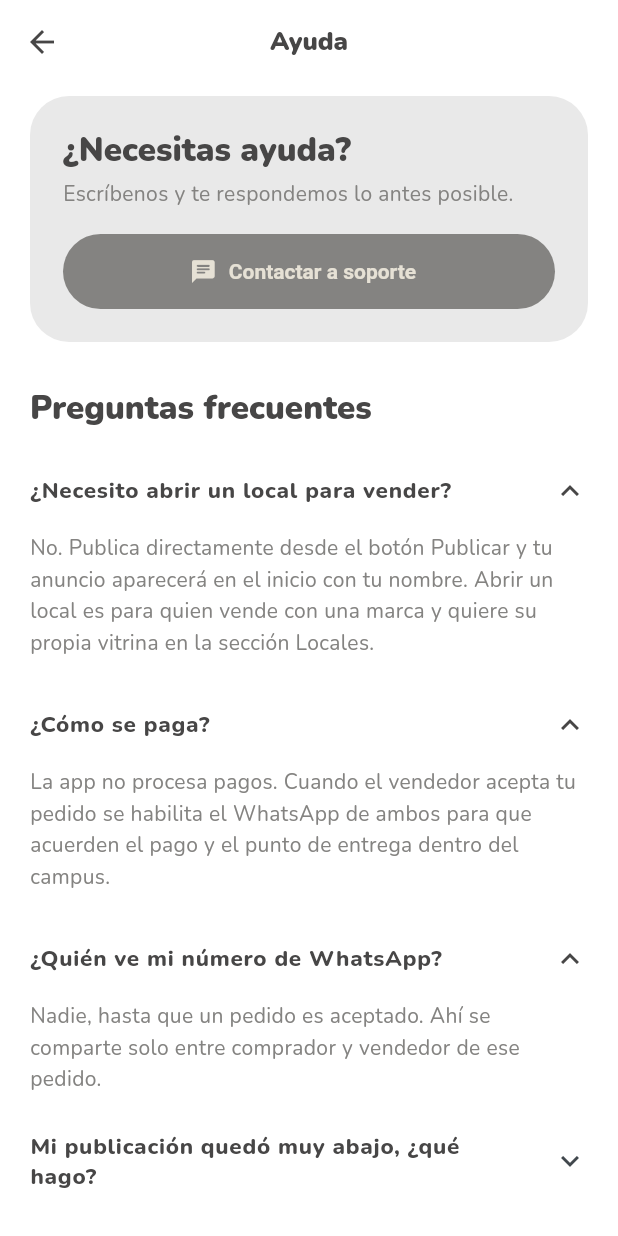
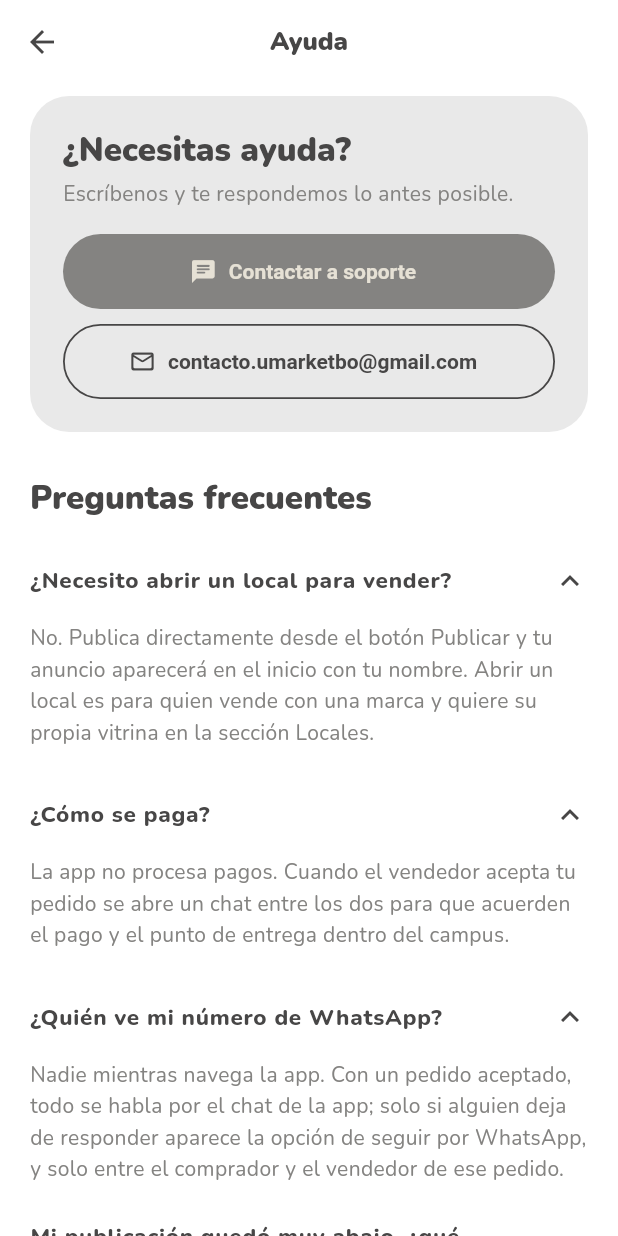
Before and after one commit to CLJ-Studio/CLJ-Studio, a Flutter app: the PantallaAyuda screen opened directly, after a tap on "¿Necesito abrir un local para vender?", after a tap on "¿Cómo se paga?", after a tap on "¿Quién ve mi número de WhatsApp?", on a phone screen of 412 x 824 dp. Run offline on Flutter 3.47's test engine with Material 3 defaults, Android fonts, the phone set to English and light mode, and no system bars; our stand-ins replace cached_network_image, camera, flutter_local_notifications, image_picker, lottie, photo_view and 3 more; missing offline and left inert: crop_your_image, dart:js_interop, photo_manager; accounts and stored records are empty.

Commit message:
La version ya no depende de que alguien se acuerde
"Acerca de" decia 28.8.3 el 2 de octubre: mas de un mes y decenas de
despliegues despues. No era descuido de una vez sino de diseno: un numero
escrito a mano que habia que cambiar en cada entrega. Ahora lo pone
Netlify al compilar, con la fecha y la hora de Bolivia (2.10.1432 = 2 de
octubre, 14:32). La zona va en formato POSIX (BOT4) y no por nombre: en
Windows el nombre no se resuelve y cae a UTC sin avisar, comprobado.

Textos que describian una app que ya no existe:
- "Acerca de" y Ayuda decian que al aceptar un pedido "se comparte el
  WhatsApp de ambos". Hoy se abre un chat dentro de la app, y WhatsApp
  queda de respaldo si alguien deja de responder.
- "Quien ve mi WhatsApp" decia lo mismo con otras palabras.
- La descripcion del proyecto era la de la plantilla de Flutter.

Ayuda suma el correo de contacto (contacto.umarketbo@gmail.com): las
tiendas de aplicaciones piden uno.

Se borra el boton "Continuar con Google": no lo usaba ninguna pantalla
desde que se entra con codigo al correo.

Co-Authored-By: Claude Opus 5.5 <noreply@anthropic.com>

```diff
--- a/Frontend/lib/funcionalidades/configuracion_usuario/pantalla/pantalla_acerca_de.dart
+++ b/Frontend/lib/funcionalidades/configuracion_usuario/pantalla/pantalla_acerca_de.dart
@@ -74,11 +74,14 @@ class PantallaAcercaDe extends StatelessWidget {
                 'correo institucional, así que sabes que del otro lado hay '
                 'alguien de la universidad.',
               ),
+              // Decia que al aceptar un pedido "se comparte el WhatsApp de
+              // ambos". Ya no: se abre un chat dentro de la aplicacion, y
+              // WhatsApp queda solo de respaldo si alguien deja de responder.
               _Parrafo(
                 'La aplicación no cobra comisiones ni procesa pagos. Cuando '
-                'el vendedor acepta un pedido se comparte el WhatsApp de '
-                'ambos y el acuerdo se cierra entre las dos personas, dentro '
-                'del campus.',
+                'el vendedor acepta un pedido se abre un chat entre los dos, '
+                'y ahí acuerdan el pago y el punto de entrega dentro del '
+                'campus.',
               ),
               const SizedBox(height: 26),
               Text(
--- a/Frontend/lib/funcionalidades/configuracion_usuario/pantalla/pantalla_ayuda.dart
+++ b/Frontend/lib/funcionalidades/configuracion_usuario/pantalla/pantalla_ayuda.dart
@@ -5,6 +5,10 @@ import '../../../elementos_compartidos/estructuras_aplicacion/contenido_centrado
 
 /// Ayuda y contacto de soporte.
 const _whatsappSoporte = '59167972211';
+
+/// El correo de contacto de U market. Las tiendas de aplicaciones piden uno,
+/// y hay gente que prefiere escribir antes que chatear.
+const correoSoporte = 'contacto.umarketbo@gmail.com';
 
 class PantallaAyuda extends StatelessWidget {
   const PantallaAyuda({super.key});
@@ -55,14 +59,16 @@ class PantallaAyuda extends StatelessWidget {
               pregunta: '¿Cómo se paga?',
               respuesta:
                   'La app no procesa pagos. Cuando el vendedor acepta tu '
-                  'pedido se habilita el WhatsApp de ambos para que acuerden '
-                  'el pago y el punto de entrega dentro del campus.',
+                  'pedido se abre un chat entre los dos para que acuerden el '
+                  'pago y el punto de entrega dentro del campus.',
             ),
             const _Pregunta(
               pregunta: '¿Quién ve mi número de WhatsApp?',
               respuesta:
-                  'Nadie, hasta que un pedido es aceptado. Ahí se comparte '
-                  'solo entre comprador y vendedor de ese pedido.',
+                  'Nadie mientras navega la app. Con un pedido aceptado, '
+                  'todo se habla por el chat de la app; solo si alguien deja '
+                  'de responder aparece la opción de seguir por WhatsApp, y '
+                  'solo entre el comprador y el vendedor de ese pedido.',
             ),
             const _Pregunta(
               pregunta: 'Mi publicación quedó muy abajo, ¿qué hago?',
@@ -149,6 +155,25 @@ class _Contacto extends StatelessWidget {
             label: const Text('Contactar a soporte'),
           ),
         ),
+        const SizedBox(height: 10),
+        SizedBox(
+          width: double.infinity,
+          height: 50,
+          child: OutlinedButton.icon(
+            onPressed: () => launchUrl(
+              Uri(
+                scheme: 'mailto',
+                path: correoSoporte,
+                query: 'subject=${Uri.encodeComponent('Ayuda con U market')}',
+              ),
+            ),
+            icon: const Icon(Icons.mail_outline_rounded),
+            // El correo SI se muestra: es una casilla de contacto, no un
+            // numero personal, y quien no tiene un cliente de correo
+            // configurado al menos puede copiarlo.
+            label: const Text(correoSoporte),
+          ),
+        ),
       ],
     ),
   );
--- a/Frontend/pubspec.yaml
+++ b/Frontend/pubspec.yaml
@@ -1,5 +1,5 @@
 name: upsa_eat
-description: "A new Flutter project."
+description: "U market: compraventa exclusiva para la comunidad de la UPSA."
 # The following line prevents the package from being accidentally published to
 # pub.dev using `flutter pub publish`. This is preferred for private packages.
 publish_to: 'none' # Remove this line if you wish to publish to pub.dev
```
Also changed, not shown: Frontend/lib/configuracion_aplicacion/version_aplicacion.dart (+17 -4 lines), Frontend/lib/funcionalidades/acceso_upsa/diseno/boton_continuar_google.dart (deleted, +0 -38 lines), 1 other file.
